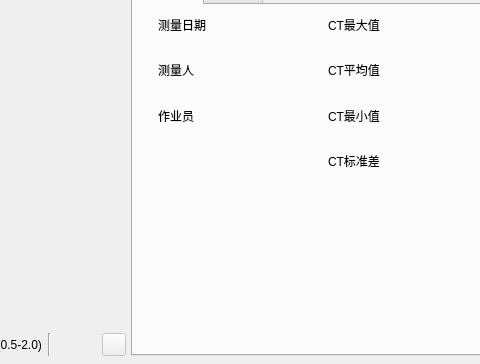
The window that video/video_analysis.ui (yukuan1991/video) describes before a commit, drawn with Qt 5; both pictures show x 324 to 804 and y 336 to 700 of the 1200 by 700 pixel window.
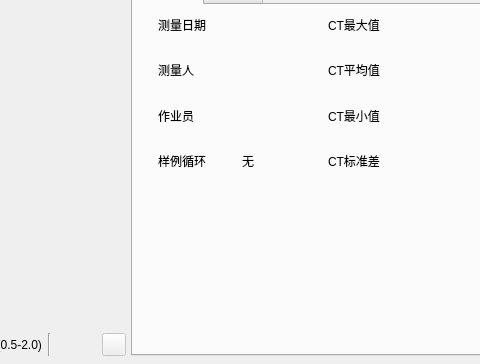
The same window after the commit. The open tabs and pages were chosen to show the change. Icons and pictures are not drawn. Custom widgets are drawn as their Qt base class.

```diff
--- a/video/video_analysis.ui
+++ b/video/video_analysis.ui
@@ -452,7 +452,7 @@
                 </size>
                </property>
                <property name="text">
-                <string/>
+                <string>样例循环</string>
                </property>
               </widget>
              </item>
@@ -465,7 +465,7 @@
                 </size>
                </property>
                <property name="text">
-                <string/>
+                <string>无</string>
                </property>
               </widget>
              </item>
```
Left out of the diff: 4 changed lines with no effect on the pictures.
